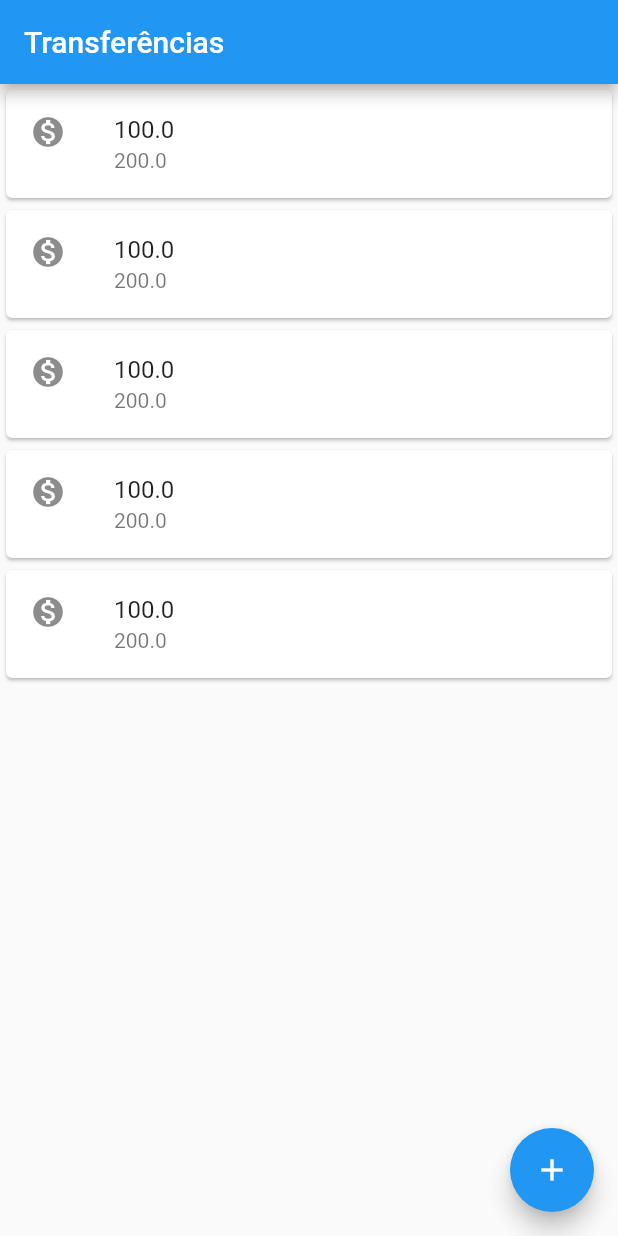
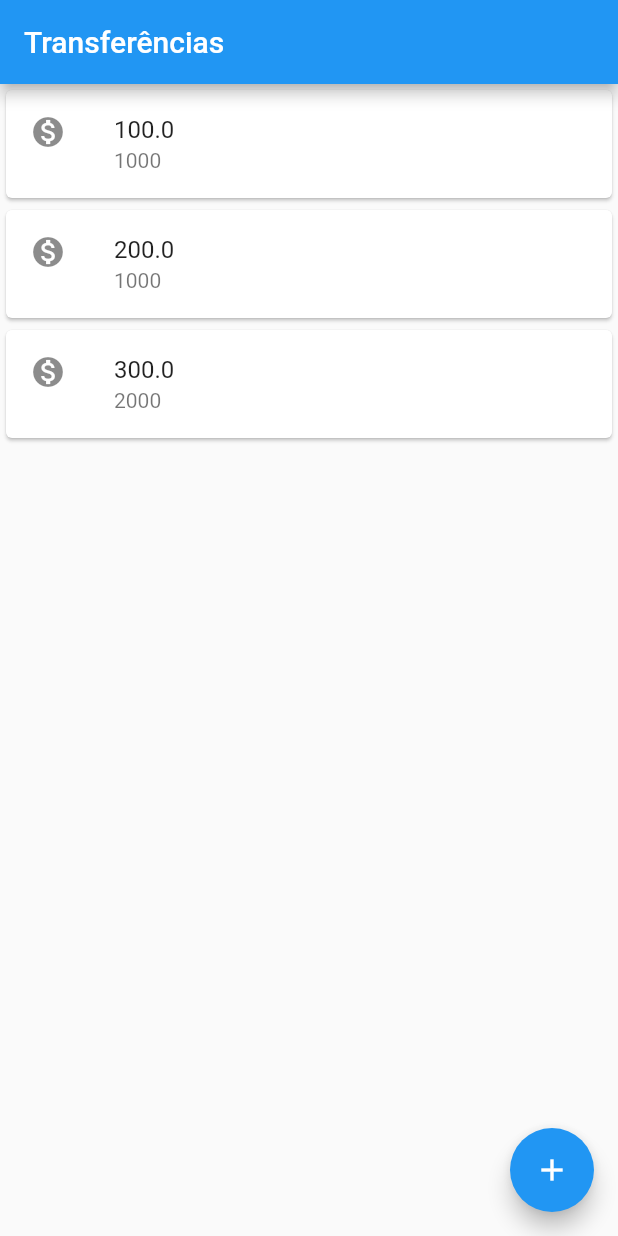
Before and after one commit to PabloToledoGit/bytebank, a Flutter app: the screen it shows after launch, on a phone screen of 412 x 824 dp. Run offline on Flutter 3.47's test engine with Material 2 defaults, Android fonts, the light colour scheme and no system bars.

Commit message:
criando atributos para os valores

```diff
--- a/lib/main.dart
+++ b/lib/main.dart
@@ -16,26 +16,32 @@ void main() => runApp(MaterialApp(
 class ListaTransferencia extends StatelessWidget {
   @override
   Widget build(BuildContext context) {
+
     return Column(
       children: [
-        ItemTransferencia(),
-        ItemTransferencia(),
-        ItemTransferencia(),
-        ItemTransferencia(),
-        ItemTransferencia(),
+        ItemTransferencia('100.0', '1000'),
+        ItemTransferencia('200.0', '1000'),
+        ItemTransferencia('300.0', '2000'),
       ],
     );
   }
 }
 
 class ItemTransferencia extends StatelessWidget {
+
+  final String valor;
+  final String numeroConta;
+
+
+  ItemTransferencia(this.valor, this.numeroConta);
+
   @override
   Widget build(BuildContext context) {
     return Card(
         child: ListTile(
       leading: Icon(Icons.monetization_on),
-      title: Text('100.0'),
-      subtitle: Text('200.0'),
+      title: Text(valor),
+      subtitle: Text(numeroConta),
     ));
   }
 }
```
